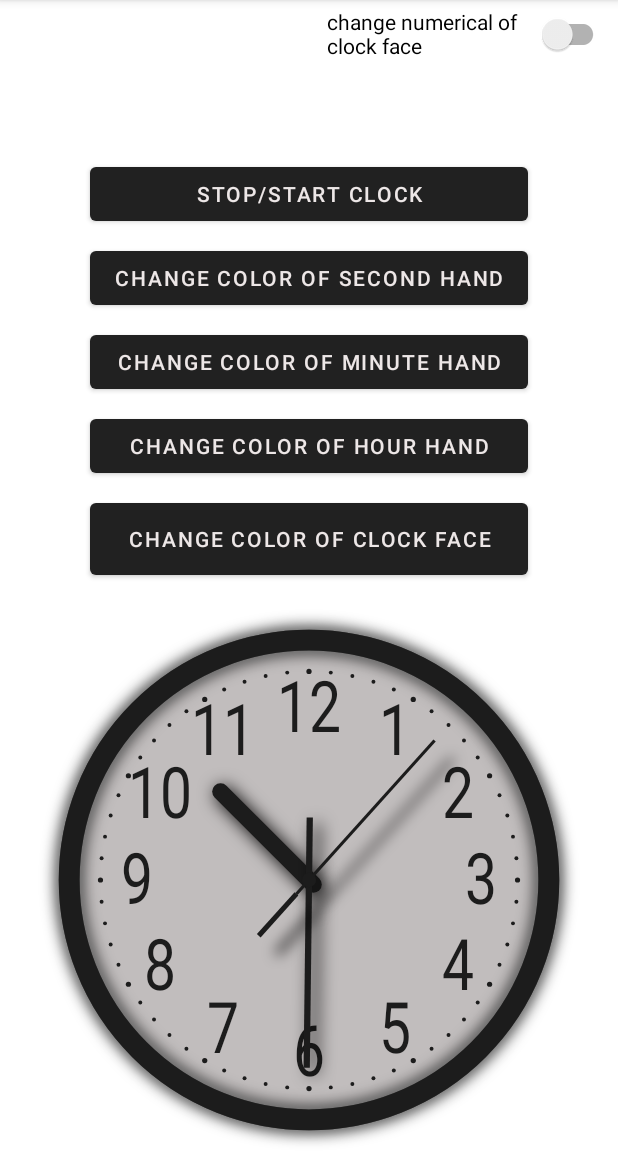
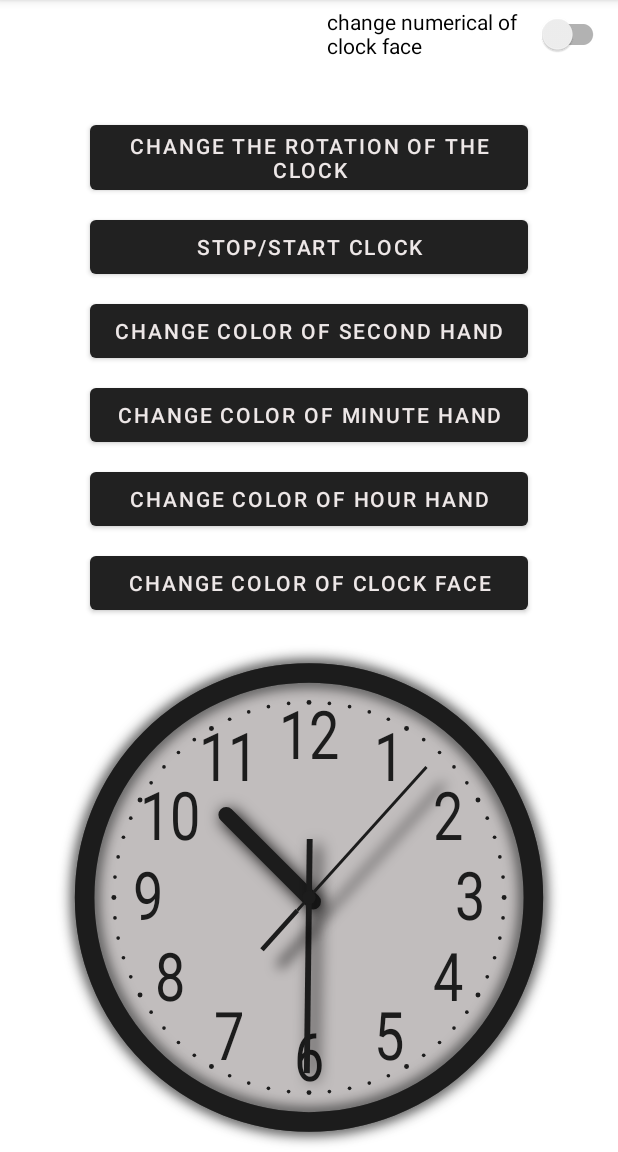
Before and after one commit to TheGraduate/ClockView, an Android app: the screen it shows after launch (MainActivity), on a phone screen of 412 x 824 dp, the part 84-1236 px from its top. Run offline under Robolectric (Android 15) with nearby library versions, the phone set to English and light mode, and no system bars.

Commit message:
6 commit status: work add change rotation button

```diff
--- a/app/src/main/java/com/example/customview/ClockView.kt
+++ b/app/src/main/java/com/example/customview/ClockView.kt
@@ -82,6 +82,17 @@ class ClockCustomView @JvmOverloads constructor(
         return PointF(x, y)
     }
 
+    private fun drawSpotsOfClock(canvas: Canvas) {
+        paint.color = colorOfSpots
+        paint.style = Paint.Style.FILL
+        val drowSpotsLineRadius = clockRadius * 5f / 6f
+        for (i in 0 until 60) {
+            val position = calculationOfcoorXYpoints(i, drowSpotsLineRadius, coorCenterByX, coorCenterByY)
+            val dotRadius = if (i % 5 == 0) clockRadius / 96f else clockRadius / 128f
+            canvas.drawCircle(position.x, position.y, dotRadius, paint)
+        }
+    }
+
     private fun calculationOfcoorXYlabels(hour: Int, radius: Float, centerX: Float, centerY: Float, paint: Paint): PointF {
         val angle = ( -Math.PI / 2f + hour * (Math.PI / 6f)).toFloat()
         val textBaselineToCenter = (paint.descent() + paint.ascent()) / 2f
@@ -90,10 +101,19 @@ class ClockCustomView @JvmOverloads constructor(
         return PointF(x, y)
     }
 
-    private fun drawClockFace(canvas: Canvas) {
-        paint.color = colorOfClockFace
-        paint.style = Paint.Style.FILL
-        canvas.drawCircle(coorCenterByX, coorCenterByY, clockRadius, paint)
+    private fun drawNumberOnClockFace(canvas: Canvas) {
+        paint.textSize = clockRadius * 2f / 7f
+        paint.strokeWidth = 0f
+        paint.color = colorOfNumbers
+
+        val labelsDrawLineRadius = clockRadius * 11f / 16f
+        val numerals = if (isRomanNumeralDisplay) getRomanNumerals() else getArabicNumerals()
+
+        for (i in 1..12) {
+            val position = calculationOfcoorXYlabels(i, labelsDrawLineRadius, coorCenterByX, coorCenterByY, paint)
+            val label = numerals[i - 1]
+            canvas.drawText(label, position.x, position.y, paint)
+        }
     }
 
     private fun drawClockFrame(canvas: Canvas) {
@@ -107,30 +127,11 @@ class ClockCustomView @JvmOverloads constructor(
         paintClockFrame.strokeWidth = 0f
     }
 
-    private fun drawSpotsOfClock(canvas: Canvas) {
-        paint.color = colorOfSpots
+
+    private fun drawClockFace(canvas: Canvas) {
+        paint.color = colorOfClockFace
         paint.style = Paint.Style.FILL
-        val drowSpotsLineRadius = clockRadius * 5f / 6f
-        for (i in 0 until 60) {
-            val position = calculationOfcoorXYpoints(i, drowSpotsLineRadius, coorCenterByX, coorCenterByY)
-            val dotRadius = if (i % 5 == 0) clockRadius / 96f else clockRadius / 128f
-            canvas.drawCircle(position.x, position.y, dotRadius, paint)
-        }
-    }
-
-    private fun drawNumberOnClockFace(canvas: Canvas) {
-        paint.textSize = clockRadius * 2f / 7f
-        paint.strokeWidth = 0f
-        paint.color = colorOfNumbers
-
-        val labelsDrawLineRadius = clockRadius * 11f / 16f
-        val numerals = if (isRomanNumeralDisplay) getRomanNumerals() else getArabicNumerals()
-
-        for (i in 1..12) {
-            val position = calculationOfcoorXYlabels(i, labelsDrawLineRadius, coorCenterByX, coorCenterByY, paint)
-            val label = numerals[i - 1] // Получаем цифру из массива
-            canvas.drawText(label, position.x, position.y, paint)
-        }
+        canvas.drawCircle(coorCenterByX, coorCenterByY, clockRadius, paint)
     }
 
     private fun getRomanNumerals(): Array<String> {
@@ -273,19 +274,28 @@ class ClockCustomView @JvmOverloads constructor(
         invalidate()
     }
 
+    var rotationAngle = 0f
+        set(value) {
+            field = value
+            invalidate()
+        }
+        get() = field
+
+    fun setCustomRotationAngle(angle: Float) {
+        rotationAngle = angle
+        invalidate()
+    }
+
     override fun onDraw(canvas: Canvas) {
         super.onDraw(canvas)
+        canvas.rotate(rotationAngle, coorCenterByX, coorCenterByY)
         drawClockFace(canvas)
         drawNumberOnClockFace(canvas)
-
         drawClockFrame(canvas)
         drawClockFrameWithShadow(canvas)
-
         drawSpotsOfClock(canvas)
-
         drawClockHands(canvas)
         drawCircle(canvas)
-
         if (isRunning) {
             postInvalidateDelayed(UPDATE_PERIOD_FOR_CLOCK.toLong())
         }
--- a/app/src/main/java/com/example/customview/MainActivity.kt
+++ b/app/src/main/java/com/example/customview/MainActivity.kt
@@ -14,7 +14,7 @@ class MainActivity : AppCompatActivity() {
         super.onCreate(savedInstanceState)
         setContentView(R.layout.activity_main)
 
-         clockView = findViewById(R.id.clock_view)
+        clockView = findViewById(R.id.clock_view)
 
         val clockFaceButtonChangeColor = findViewById<View>(R.id.clock_face_button_change_color)
         val secondHandButtonChangeColor = findViewById<View>(R.id.second_hand_button_change_color)
@@ -22,6 +22,7 @@ class MainActivity : AppCompatActivity() {
         val hourHandButtonChangeColor = findViewById<View>(R.id.hour_hand_button_change_color)
         val stopStartButton = findViewById<View>(R.id.stopStartButton)
         val changeNumericalButton: SwitchCompat = findViewById(R.id.displayModeSwitch)
+        val changeAngleRotationOfClock = findViewById<View>(R.id.change_angle_rotation_of_clock)
 
 
         clockFaceButtonChangeColor.setOnClickListener {
@@ -56,6 +57,10 @@ class MainActivity : AppCompatActivity() {
             }
         }
 
+        changeAngleRotationOfClock.setOnClickListener {
+            clockView.setCustomRotationAngle(clockView.rotationAngle + 90f)
+        }
+
 
     }
 
--- a/app/src/main/res/layout/activity_main.xml
+++ b/app/src/main/res/layout/activity_main.xml
@@ -21,7 +21,7 @@
     <Button
         android:id="@+id/clock_face_button_change_color"
         android:layout_width="wrap_content"
-        android:layout_height="60dp"
+        android:layout_height="wrap_content"
         android:layout_below="@+id/hour_hand_button_change_color"
         android:layout_alignParentStart="true"
         android:layout_alignParentEnd="true"
@@ -71,13 +71,25 @@
         android:id="@+id/stopStartButton"
         android:layout_width="@dimen/changing_button_width"
         android:layout_height="wrap_content"
+        android:layout_below="@+id/change_angle_rotation_of_clock"
+        android:layout_alignParentStart="true"
+        android:layout_alignParentEnd="true"
+        android:layout_marginStart="@dimen/changing_button_margin_start"
+        android:layout_marginTop="8dp"
+        android:layout_marginEnd="@dimen/changing_button_margin_end"
+        android:text="@string/stop_or_start_button" />
+
+    <Button
+        android:id="@+id/change_angle_rotation_of_clock"
+        android:layout_width="match_parent"
+        android:layout_height="wrap_content"
         android:layout_below="@+id/displayModeSwitch"
         android:layout_alignParentStart="true"
         android:layout_alignParentEnd="true"
         android:layout_marginStart="@dimen/changing_button_margin_start"
-        android:layout_marginTop="60dp"
+        android:layout_marginTop="32dp"
         android:layout_marginEnd="@dimen/changing_button_margin_end"
-        android:text="@string/stop_or_start_button" />
+        android:text="@string/change_the_rotation_of_the_clock" />
 
     <androidx.appcompat.widget.SwitchCompat
         android:id="@+id/displayModeSwitch"
@@ -91,4 +103,5 @@
 
         android:text="@string/change_numerical_clock_face" />
 
+
 </RelativeLayout>
--- a/app/src/main/res/values/strings.xml
+++ b/app/src/main/res/values/strings.xml
@@ -7,5 +7,6 @@
     <string name="change_color_hour_hand">Change color of hour hand</string>
     <string name="stop_or_start_button">Stop/Start clock</string>
     <string name="change_numerical_clock_face">change numerical of clock face</string>
+    <string name="change_the_rotation_of_the_clock">Change the rotation of the clock</string>
 
 </resources>
```
Also changed, not shown: 1 other file.
